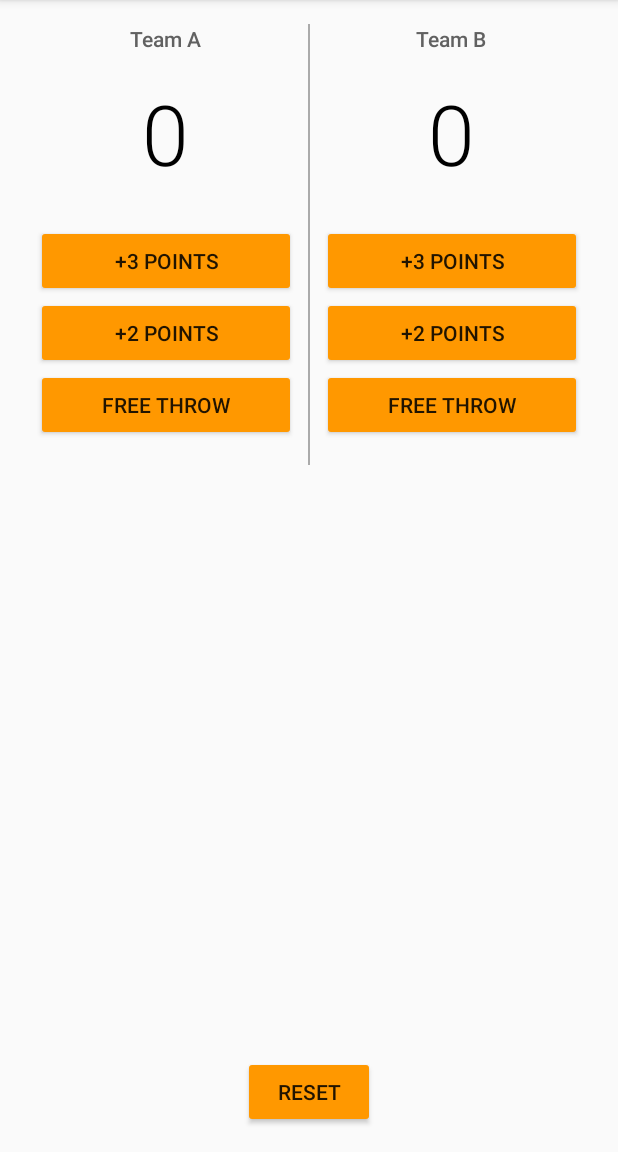
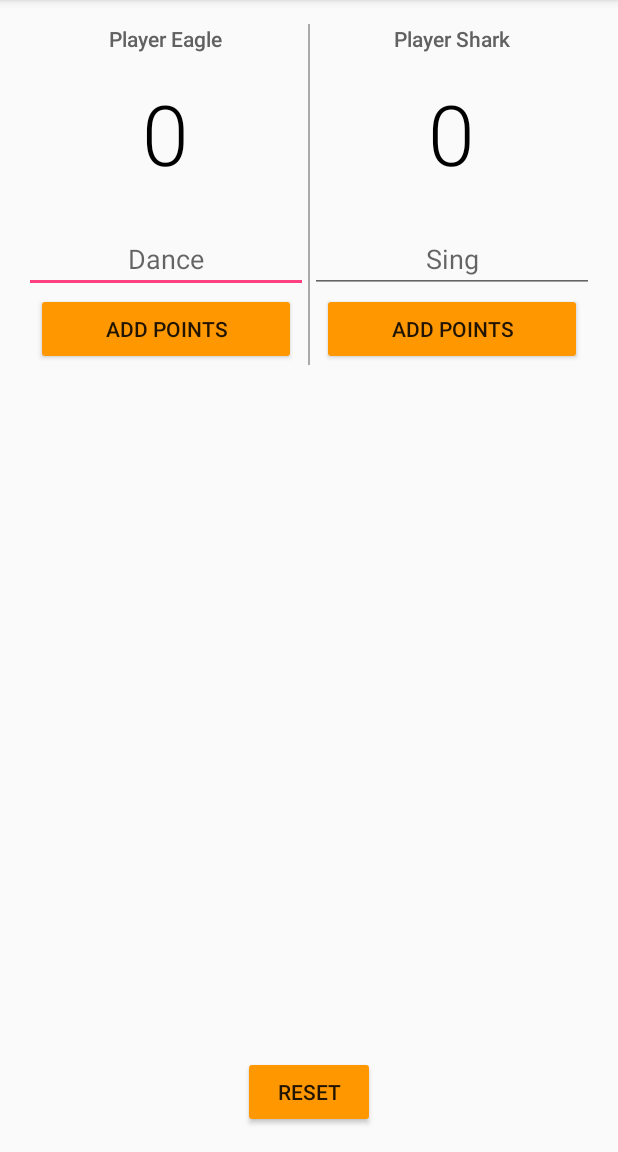
Before and after one commit to VIcuko/ScrabbleScoreKeeperApp, an Android app: the screen it shows after launch (MainActivity), on a phone screen of 412 x 824 dp, the part 84-1236 px from its top. Run offline under Robolectric (Android 15) with nearby library versions, the phone set to English and light mode, and no system bars.

Commit message:
Create EditText fields for both players and delete unused buttons

```diff
--- a/app/src/main/java/com/example/android/scrabblescorekeeperapp/MainActivity.java
+++ b/app/src/main/java/com/example/android/scrabblescorekeeperapp/MainActivity.java
@@ -11,6 +11,9 @@ public class MainActivity extends AppCompatActivity {
 
     //  Tracks score for Team B
     int scoreTeamB = 0;
+
+    // Assigns values to letters in game
+    String[] value_of_letters = {" ","eaionrtlsu","dg","bcmp","fhvwy","k","","","jx","","qz"};
 
     @Override
     protected void onCreate(Bundle savedInstanceState) {
--- a/app/src/main/res/layout/activity_main.xml
+++ b/app/src/main/res/layout/activity_main.xml
@@ -28,7 +28,7 @@
                 android:layout_width="wrap_content"
                 android:layout_height="wrap_content"
                 android:layout_gravity="center_horizontal"
-                android:text="Team A"
+                android:text="Player Eagle"
                 android:textSize="14sp"
                 android:textColor="#616161"
                 android:fontFamily="sans-serif-medium"
@@ -45,27 +45,19 @@
                 android:fontFamily="sans-serif-light"
                 android:layout_marginBottom="24dp"/>
 
-            <Button
-                android:layout_width="match_parent"
+            <EditText
+                android:id="@+id/eagle_word"
+                android:layout_width="fill_parent"
                 android:layout_height="wrap_content"
-                android:onClick="threePointsTeamA"
-                android:text="+3 points"
-                android:layout_marginRight="8dp"
-                android:layout_marginLeft="8dp" />
+                android:gravity="center"
+                android:hint="Dance"
+                android:inputType="text" />
 
             <Button
                 android:layout_width="match_parent"
                 android:layout_height="wrap_content"
-                android:onClick="twoPointsTeamA"
-                android:text="+2 points"
-                android:layout_marginRight="8dp"
-                android:layout_marginLeft="8dp" />
-
-            <Button
-                android:layout_width="match_parent"
-                android:layout_height="wrap_content"
-                android:onClick="onePointTeamA"
-                android:text="Free throw"
+                android:onClick="addPointsEagle"
+                android:text="Add Points"
                 android:layout_marginRight="8dp"
                 android:layout_marginLeft="8dp" />
 
@@ -86,7 +78,7 @@
                 android:layout_width="wrap_content"
                 android:layout_height="wrap_content"
                 android:layout_gravity="center_horizontal"
-                android:text="Team B"
+                android:text="Player Shark"
                 android:textSize="14sp"
                 android:textColor="#616161"
                 android:fontFamily="sans-serif-medium"
@@ -103,30 +95,21 @@
                 android:fontFamily="sans-serif-light"
                 android:layout_marginBottom="24dp"/>
 
-            <Button
-                android:layout_width="match_parent"
+            <EditText
+                android:id="@+id/shark_word"
+                android:layout_width="fill_parent"
                 android:layout_height="wrap_content"
-                android:onClick="threePointsTeamB"
-                android:text="+3 points"
-                android:layout_marginRight="8dp"
-                android:layout_marginLeft="8dp"/>
+                android:gravity="center"
+                android:hint="Sing"
+                android:inputType="text" />
 
             <Button
                 android:layout_width="match_parent"
                 android:layout_height="wrap_content"
-                android:onClick="twoPointsTeamB"
-                android:text="+2 points"
+                android:onClick="addPointsShark"
+                android:text="Add Points"
                 android:layout_marginRight="8dp"
-                android:layout_marginLeft="8dp" />
-
-            <Button
-                android:layout_width="match_parent"
-                android:layout_height="wrap_content"
-                android:onClick="onePointTeamB"
-                android:text="Free throw"
-                android:layout_marginRight="8dp"
-                android:layout_marginLeft="8dp"
-                android:layout_marginBottom="16dp"/>
+                android:layout_marginLeft="8dp"/>
 
         </LinearLayout>
 
```
